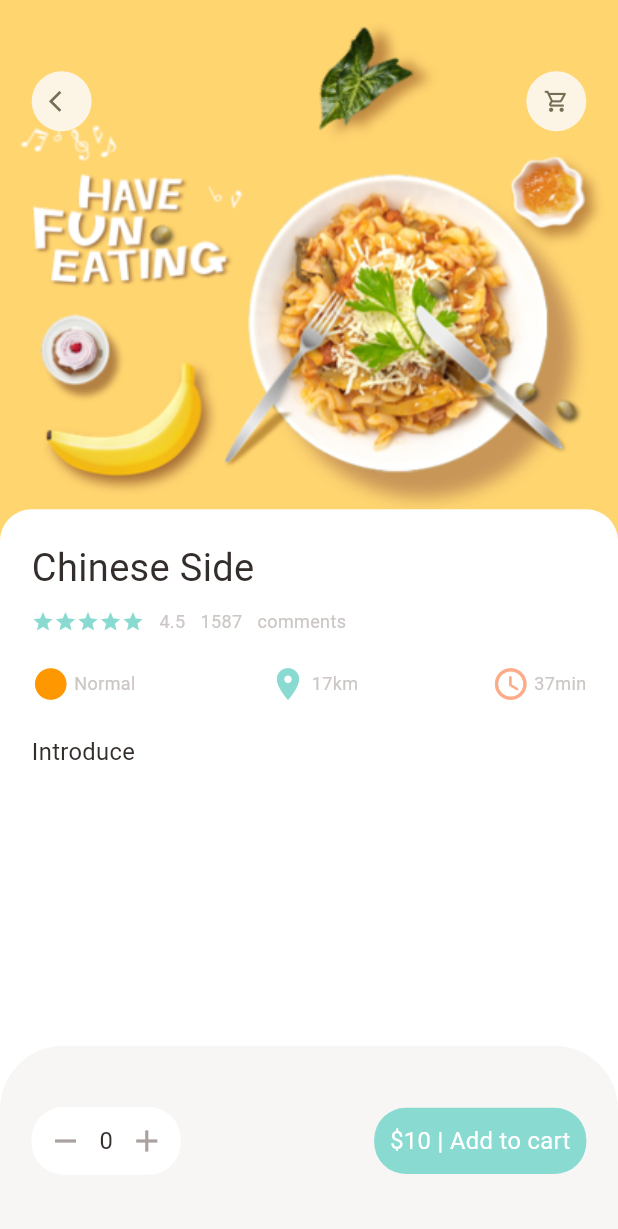
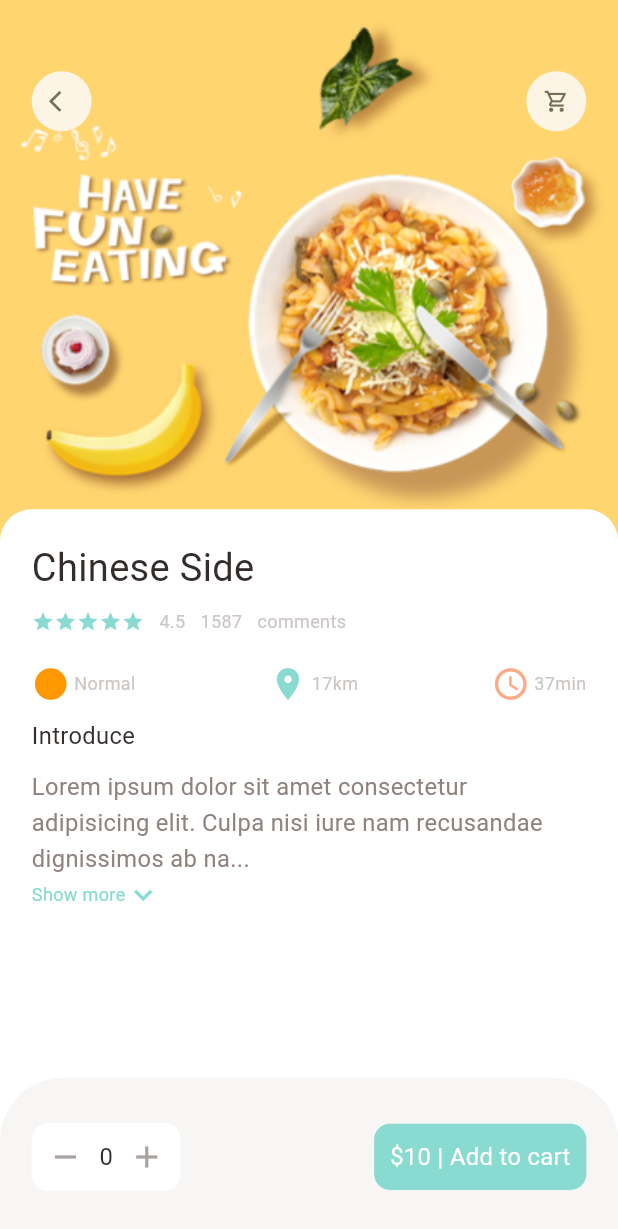
Before and after one commit to abodmadi/Food-Delivery-App, a Flutter app: the screen it shows after launch, on a phone screen of 412 x 824 dp. Shown: the top 1229 px of the screen. Run offline on Flutter 3.47's test engine with Material 2 defaults, Android fonts, the phone set to English and light mode, and no system bars; our stand-ins replace dots_indicator, get.

Commit message:
Compleate Popular Food Details Page

```diff
--- a/lib/pages/food/popular_food_detail.dart
+++ b/lib/pages/food/popular_food_detail.dart
@@ -5,6 +5,7 @@ import 'package:food_delivery_app/utils/dimensions.dart';
 import 'package:food_delivery_app/widgets/custom_app_column.dart';
 import 'package:food_delivery_app/widgets/custom_app_icon.dart';
 import 'package:food_delivery_app/widgets/custom_big_text.dart';
+import 'package:food_delivery_app/widgets/custom_expandable_text.dart';
 
 class PopularFoodDetail extends StatelessWidget {
   const PopularFoodDetail({super.key});
@@ -75,10 +76,22 @@ class PopularFoodDetail extends StatelessWidget {
                     fontSize: Dimensions.font24,
                   ),
                   SizedBox(
-                    height: Dimensions.height20,
+                    height: Dimensions.height10,
                   ),
                   CustomBigText(
                     text: 'Introduce',
+                  ),
+                  SizedBox(
+                    height: Dimensions.height10,
+                  ),
+                  // Showing the Expandable Text
+                  Expanded(
+                    child: SingleChildScrollView(
+                      child: CustomExpandableText(
+                        text:
+                            'Lorem ipsum dolor sit amet consectetur adipisicing elit. Culpa nisi iure nam recusandae dignissimos ab natus enim perferendis obcaecati sint cumque autem nemo quas neque, libero minima temporibus blanditiis possimus odio fugiat commodi! Suscipit quod at corrupti beatae voluptates, soluta maiores dolores sint harum numquam error. Repellat cumque, soluta eos mollitia, atque architecto laboriosam eius amet quo accusamus quidem quibusdam expedita assumenda deleniti, placeat distinctio libero vero fugiat magni provident. Fugit nemo dolor sunt non deleniti? Alias eaque, modi qui deleniti natus assumenda.',
+                      ),
+                    ),
                   ),
                 ],
               ),
@@ -90,8 +103,8 @@ class PopularFoodDetail extends StatelessWidget {
       // Showing the Button NavigationBar
       bottomNavigationBar: Container(
         padding: EdgeInsets.only(
-          bottom: Dimensions.height30,
-          top: Dimensions.height30,
+          bottom: Dimensions.height20,
+          top: Dimensions.height20,
           left: Dimensions.height20,
           right: Dimensions.height20,
         ),
@@ -115,7 +128,7 @@ class PopularFoodDetail extends StatelessWidget {
                 left: Dimensions.height10,
               ),
               decoration: BoxDecoration(
-                borderRadius: BorderRadius.circular(Dimensions.radiust20),
+                borderRadius: BorderRadius.circular(Dimensions.radiust10),
                 color: Colors.white,
               ),
               child: Row(
@@ -149,7 +162,7 @@ class PopularFoodDetail extends StatelessWidget {
                 left: Dimensions.height10,
               ),
               decoration: BoxDecoration(
-                borderRadius: BorderRadius.circular(Dimensions.radiust20),
+                borderRadius: BorderRadius.circular(Dimensions.radiust10),
                 color: AppColors.mainColor,
               ),
               child: CustomBigText(
--- a/lib/utils/dimensions.dart
+++ b/lib/utils/dimensions.dart
@@ -40,6 +40,7 @@ class Dimensions {
   static double font20 = screenHeight / 39.05;
   static double font24 = screenHeight / 32.54;
 // Showing the Radius Factors
+  static double radiust10 = screenHeight / 78.10;
   static double radiust15 = screenHeight / 52.06;
   static double radiust20 = screenHeight / 39.05;
   static double radiust30 = screenHeight / 26.03;
@@ -52,7 +53,7 @@ class Dimensions {
 // Showing the Popular Food Factors
   static double popularFoodImageSize = screenHeight / 2.23;
 // Showing the Popular Food Details Factors
-  static double popularFoodNavBarSize = screenHeight / 6.50;
+  static double popularFoodNavBarSize = screenHeight / 7.81;
 
 // Showing the ?? Factors
 }
--- /dev/null
+++ b/lib/widgets/custom_expandable_text.dart
@@ -0,0 +1,83 @@
+import 'package:flutter/material.dart';
+import 'package:food_delivery_app/utils/colors.dart';
+import 'package:food_delivery_app/utils/dimensions.dart';
+import 'package:food_delivery_app/widgets/custom_small_text.dart';
+
+class CustomExpandableText extends StatefulWidget {
+  final String text;
+  const CustomExpandableText({
+    super.key,
+    required this.text,
+  });
+
+  @override
+  State<CustomExpandableText> createState() => _CustomExpandableTextState();
+}
+
+class _CustomExpandableTextState extends State<CustomExpandableText> {
+  late String firstHalf;
+  late String sacoundHalf;
+  bool hiddenText = true;
+  double textHeight = Dimensions.screenHeight / 7.81;
+
+  @override
+  void initState() {
+    super.initState();
+    if (widget.text.length > textHeight) {
+      firstHalf = widget.text.substring(0, textHeight.toInt());
+      sacoundHalf =
+          widget.text.substring(textHeight.toInt() + 1, widget.text.length);
+    } else {
+      firstHalf = widget.text;
+      sacoundHalf = '';
+    }
+  }
+
+  @override
+  void dispose() {}
+
+  @override
+  Widget build(BuildContext context) {
+    return Container(
+      child: sacoundHalf.isEmpty
+          ? CustomSmallText(
+            color: AppColors.paraColor,
+            height: 1.5,
+            fontSize: Dimensions.font15,
+              text: firstHalf,
+            )
+          : Column(
+              children: [
+                CustomSmallText(
+                  height: 1.5,
+                  color: AppColors.paraColor,
+                  fontSize: Dimensions.font15,
+                    text: hiddenText
+                        ? (firstHalf + '...')
+                        : (firstHalf + sacoundHalf)),
+                InkWell(
+                  onTap: () {
+                    setState(() {
+                      hiddenText =! hiddenText;
+                    });
+                  },
+                  child: Row(
+                    children: [
+                      CustomSmallText(
+                        text: 'Show more',
+                        color: AppColors.mainColor,
+                      ),
+                      Icon(
+                        hiddenText
+                            ? Icons.keyboard_arrow_down
+                            : Icons.keyboard_arrow_up,
+                        color: AppColors.mainColor,
+                      ),
+                    ],
+                  ),
+                ),
+              ],
+            ),
+    );
+  }
+}
```
Also changed, not shown: lib/main.dart (line endings or trailing spaces).
